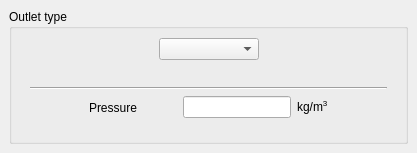
The window that gui/Pages/BoundaryConditionsCompressibleOutletForm.ui (code-saturne/code_saturne) describes before a commit, drawn with Qt 5.
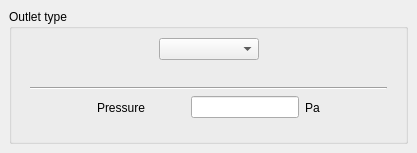
The same window after the commit.

Commit message: Fix pressure unit label in the compressible subsonic outlet view in the GUI.

Patch:
```diff
--- a/gui/Pages/BoundaryConditionsCompressibleOutletForm.ui
+++ b/gui/Pages/BoundaryConditionsCompressibleOutletForm.ui
@@ -94,7 +94,7 @@
            <item>
             <widget class="QLabel" name="labelUnitDensity">
              <property name="text">
-              <string>kg/m&lt;sup&gt;3&lt;/sup&gt;</string>
+              <string>Pa</string>
              </property>
             </widget>
            </item>
```
Left out of the diff: 2 changed lines with no effect on the pictures.
